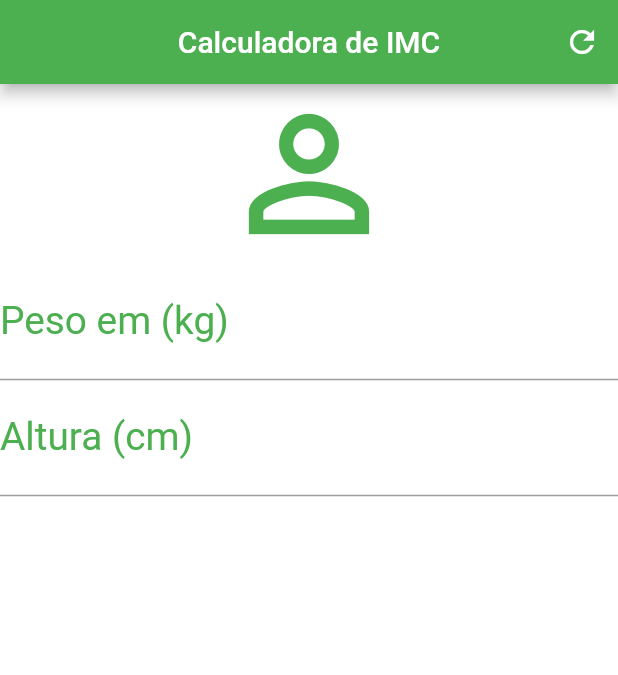
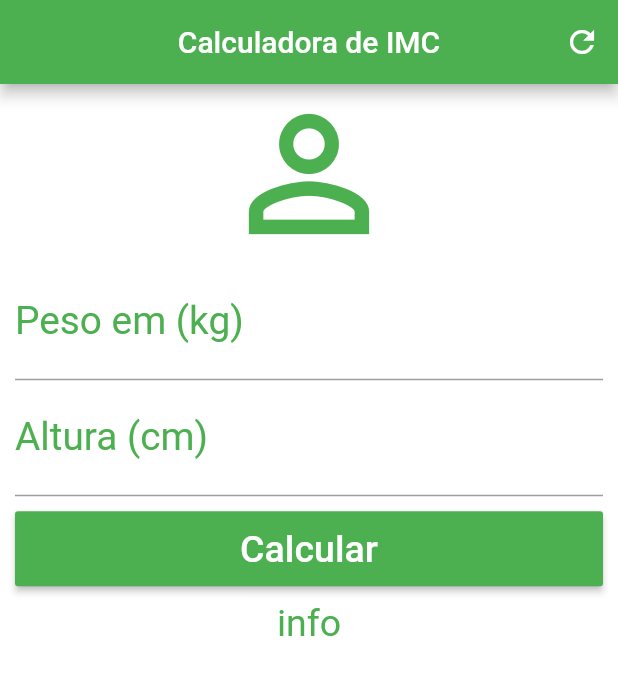
Before and after one commit to munhozfontana/calculadora-imc, a Flutter app: the screen it shows after launch, on a phone screen of 412 x 824 dp. Shown: the top 675 px of the screen. Run offline on Flutter 3.47's test engine with Material 2 defaults, Android fonts, the phone set to English and light mode, and no system bars.

Commit message:
estilizando leyout

```diff
--- a/lib/main.dart
+++ b/lib/main.dart
@@ -29,7 +29,9 @@ class _HomeState extends State<Home> {
           ],
         ),
         backgroundColor: Colors.white,
-      body: Column(
+        body: SingleChildScrollView(
+          padding: EdgeInsets.fromLTRB(10, 0, 10, 0),
+          child: Column(
             crossAxisAlignment: CrossAxisAlignment.stretch,
             children: <Widget>[
               Icon(
@@ -61,8 +63,33 @@ class _HomeState extends State<Home> {
                   fontSize: 25.9,
                 ),
               ),
+              Padding(
+                padding: EdgeInsets.only(top: 10, bottom: 10),
+                child: Container(
+                  height: 50.0,
+                  child: RaisedButton(
+                    onPressed: () {},
+                    child: Text(
+                      "Calcular",
+                      style: TextStyle(
+                        color: Colors.white,
+                        fontSize: 25.0,
+                      ),
+                    ),
+                    color: Colors.green,
+                  ),
+                ),
+              ),
+              Text(
+                "info",
+                textAlign: TextAlign.center,
+                style: TextStyle(
+                  color: Colors.green,
+                  fontSize: 25.0,
+                ),
+              )
             ],
           ),
-    );
+        ));
   }
 }
```
Lines whose indentation alone changed are shown as unchanged.
